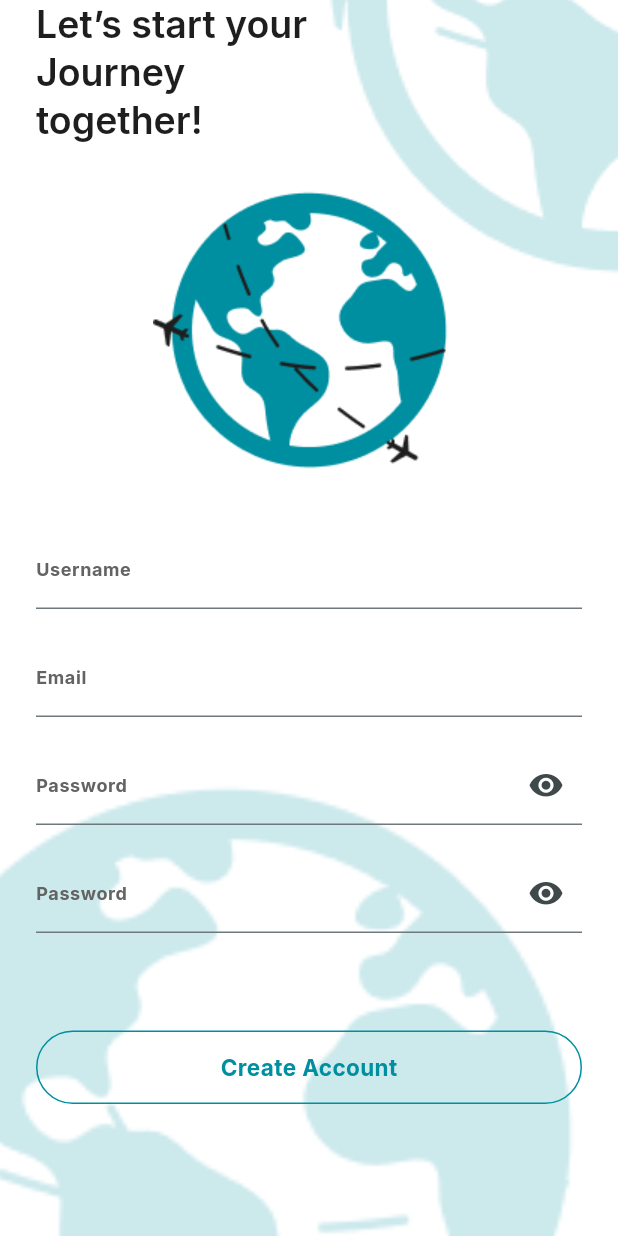
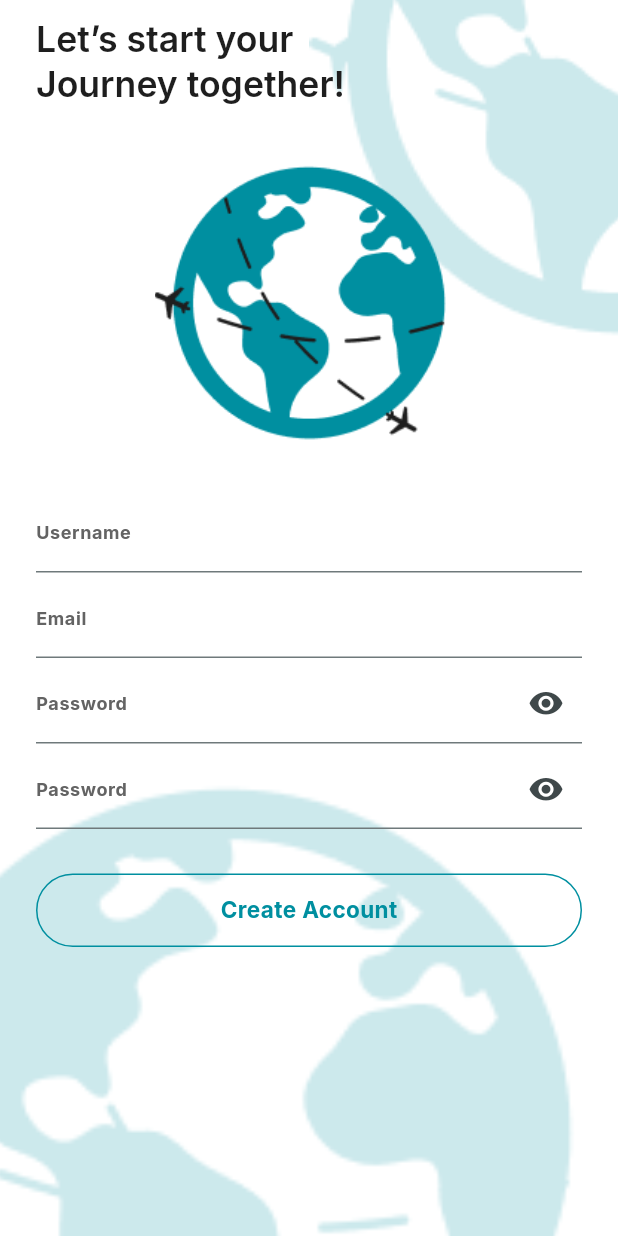
Before and after one commit to vucongtuananh/travelling_app, a Flutter app: the screen it shows after launch, after a tap on "Sign up here", on a phone screen of 412 x 824 dp. Run offline on Flutter 3.47's test engine with Material 3 defaults, Android fonts, the phone set to English and light mode, and no system bars; our stand-ins replace bloc, cloud_firestore, email_validator, equatable, firebase_auth, firebase_core and 3 more; accounts and stored records are empty; project files that could hold a hidden picture were left out.

Commit message:
done responsive ui login and signup in phone 4in, 5in, 7in

```diff
--- a/lib/home/presentation/trip_details.dart
+++ b/lib/home/presentation/trip_details.dart
@@ -28,7 +28,9 @@ class _TripDetailsState extends State<TripDetails> {
 
   @override
   Widget build(BuildContext context) {
-    var h = MediaQuery.of(context).size.height;
+    var size = MediaQuery.of(context).size;
+    var h = size.height;
+    var w = size.width;
     return Scaffold(
       appBar: AppBar(
         title: Text(
@@ -44,13 +46,13 @@ class _TripDetailsState extends State<TripDetails> {
           const SizedBox(
             height: 20,
           ),
-          content(context)
+          content(context, size)
         ]),
       ),
     );
   }
 
-  Padding content(BuildContext context) {
+  Padding content(BuildContext context, Size size) {
     return Padding(
       padding: const EdgeInsets.symmetric(horizontal: 20),
       child: Column(
@@ -70,19 +72,20 @@ class _TripDetailsState extends State<TripDetails> {
           const SizedBox(
             height: 25,
           ),
-          bookAndFavorite(context)
+          bookAndFavorite(context, size)
         ],
       ),
     );
   }
 
-  Row bookAndFavorite(BuildContext context) {
+  Row bookAndFavorite(BuildContext context, Size size) {
     return Row(
+      mainAxisAlignment: MainAxisAlignment.spaceBetween,
       children: [
         ContainerButton(
           title: "Booking Now | \$${widget.trip.price}",
           colorContainer: mainColor,
-          paddingHorizontal: 74,
+          paddingHorizontal: size.width * 0.18,
           paddingVertical: 13,
           titleStyle: whiteTextW6Style,
           borderRadius: 20,
--- a/lib/login/presentation/login.dart
+++ b/lib/login/presentation/login.dart
@@ -16,16 +16,18 @@ class _LoginScreenState extends State<LoginScreen> {
   @override
   Widget build(BuildContext context) {
     return Scaffold(
-        resizeToAvoidBottomInset: false,
+
+        // resizeToAvoidBottomInset: false,
         body: SingleChildScrollView(
       child: Stack(
         children: [
           const BackgroundLogin(),
           Positioned(
-                  top: MediaQuery.of(context).padding.top,
+              top: MediaQuery.of(context).padding.top + MediaQuery.of(context).size.height * 0.015,
               //this widget help me to padding the text a space that equal the heigh of status bar of phone
               left: 24,
               right: 24,
+              bottom: 0,
               child: BlocProvider(
                   create: (context) => LoginBLoc(
                         auth: Auth(),
--- a/lib/login/presentation/widgets/background_login.dart
+++ b/lib/login/presentation/widgets/background_login.dart
@@ -9,6 +9,7 @@ class BackgroundLogin extends StatelessWidget {
   Widget build(BuildContext context) {
     var size = MediaQuery.of(context).size;
     var heigh = size.height;
+
     var width = size.width;
     return Stack(children: [
       Container(
--- a/lib/login/presentation/widgets/content_box_login.dart
+++ b/lib/login/presentation/widgets/content_box_login.dart
@@ -29,51 +29,60 @@ class _ContentBoxLoginState extends State<ContentBoxLogin> {
   @override
   Widget build(BuildContext context) {
     var size = MediaQuery.of(context).size;
-
+    print(size.height);
     return Column(
       crossAxisAlignment: CrossAxisAlignment.start,
       children: [
-        header(context),
-        const SizedBox(
-          height: 17,
+        header(size, context),
+        SizedBox(
+          height: size.height * 0.02,
         ),
         Center(
           child: Container(
             padding: const EdgeInsets.symmetric(horizontal: 32),
             width: size.width,
-            height: size.height * 0.75,
+            height: size.height * 0.7,
             decoration: const BoxDecoration(color: Color.fromRGBO(255, 255, 255, 1), borderRadius: BorderRadius.all(Radius.circular(20))),
             child: Column(
               children: [
-                const SizedBox(
-                  height: 49,
+                SizedBox(
+                  height: size.height * 0.02,
                 ),
-                Image.asset("$imagePathLdpi/icon_earth.png"),
-                const SizedBox(
-                  height: 30,
+                SizedBox(width: size.width * 0.5, height: size.height * 0.25, child: Image.asset("$imagePathLdpi/icon_earth.png")),
+                SizedBox(
+                  height: size.height * 0.02,
                 ),
-                formLogin(context),
-                const SizedBox(
-                  height: 20,
+                formLogin(size, context),
+                SizedBox(
+                  height: size.height * 0.01,
                 ),
                 handleInput(context),
-                const SizedBox(
-                  height: 30,
+                SizedBox(
+                  height: size.height * 0.05,
                 ),
-                signInBtn(context),
+                signInBtn(size, context),
               ],
             ),
           ),
         ),
-        const SizedBox(
-          height: 40,
+        SizedBox(
+          height: size.height * 0.05,
         ),
         signInByOtherWay(),
-        const SizedBox(
-          height: 24,
+        SizedBox(
+          height: size.height * 0.03,
         ),
         signUp(context)
       ],
+    );
+  }
+
+  SizedBox header(Size size, BuildContext context) {
+    return SizedBox(
+      width: size.width / 2 - 48,
+      child: FittedBox(
+          child: Text("Welcome Back!",
+              style: Theme.of(context).textTheme.bodyLarge!.copyWith(fontWeight: FontWeight.w700, fontSize: 25, color: Theme.of(context).colorScheme.onPrimary))),
     );
   }
 
@@ -106,10 +115,7 @@ class _ContentBoxLoginState extends State<ContentBoxLogin> {
     );
   }
 
-  Text header(BuildContext context) =>
-      Text("Welcome Back!", style: Theme.of(context).textTheme.bodyLarge!.copyWith(fontWeight: FontWeight.w700, fontSize: 25, color: Theme.of(context).colorScheme.onPrimary));
-
-  formLogin(BuildContext context) => Form(
+  formLogin(Size size, BuildContext context) => Form(
           child: Column(
         crossAxisAlignment: CrossAxisAlignment.start,
         children: [
@@ -117,6 +123,7 @@ class _ContentBoxLoginState extends State<ContentBoxLogin> {
             padding: const EdgeInsets.symmetric(horizontal: 18),
             width: double.infinity,
             decoration: const BoxDecoration(color: mainColor, borderRadius: BorderRadius.all(Radius.circular(30))),
+            alignment: Alignment.center,
             child: Row(
               crossAxisAlignment: CrossAxisAlignment.center,
               children: [
@@ -129,12 +136,13 @@ class _ContentBoxLoginState extends State<ContentBoxLogin> {
                 ),
                 Expanded(
                   child: TextFormField(
+                    textAlignVertical: TextAlignVertical.center,
                     controller: _emailController,
                     onChanged: (value) {
                       context.read<LoginBLoc>().add(LoginTextChangeEmailEvent(email: _emailController.text));
                     },
                     cursorColor: const Color(0xffFFFFFF),
-                    style: Theme.of(context).textTheme.bodyMedium!.copyWith(color: Theme.of(context).colorScheme.onPrimary),
+                    style: Theme.of(context).textTheme.bodyMedium!.copyWith(fontSize: 15, color: Theme.of(context).colorScheme.onPrimary),
                     decoration: InputDecoration(
                       // contentPadding: const EdgeInsets.only(bottom: 4),
                       fillColor: Theme.of(context).colorScheme.onPrimaryContainer,
@@ -162,16 +170,14 @@ class _ContentBoxLoginState extends State<ContentBoxLogin> {
               if (state is LoginErrorEmailState) {
                 return Text(
                   state.errorEmail,
-                  style: Theme.of(context).textTheme.bodySmall!.copyWith(
-                        color: Colors.red,
-                      ),
+                  style: Theme.of(context).textTheme.bodySmall!.copyWith(color: Colors.red, fontSize: 10),
                 );
               }
               return const SizedBox();
             },
           ),
-          const SizedBox(
-            height: 20,
+          SizedBox(
+            height: size.height * 0.02,
           ),
           Container(
             padding: const EdgeInsets.symmetric(horizontal: 18),
@@ -225,9 +231,7 @@ class _ContentBoxLoginState extends State<ContentBoxLogin> {
               if (state is LoginErrorPassState) {
                 return Text(
                   state.errorPass,
-                  style: Theme.of(context).textTheme.bodySmall!.copyWith(
-                        color: Colors.red,
-                      ),
+                  style: Theme.of(context).textTheme.bodySmall!.copyWith(color: Colors.red, fontSize: 10),
                 );
               } else {
                 return const SizedBox();
@@ -295,7 +299,7 @@ class _ContentBoxLoginState extends State<ContentBoxLogin> {
           )
         ],
       );
-  signInBtn(BuildContext context) => BlocBuilder<LoginBLoc, LoginState>(
+  signInBtn(Size size, BuildContext context) => BlocBuilder<LoginBLoc, LoginState>(
         builder: (context, state) {
           bool isValid = context.read<LoginBLoc>().isValidEmail && context.read<LoginBLoc>().isValidPass;
           if (state is LoginLoadingState) {
@@ -307,7 +311,7 @@ class _ContentBoxLoginState extends State<ContentBoxLogin> {
                 isValid ? context.read<LoginBLoc>().add(LoginSubmitEvent(context, email: _emailController.text, password: _passController.text)) : null;
               },
               child: Container(
-                padding: const EdgeInsets.symmetric(vertical: 13),
+                padding: EdgeInsets.symmetric(vertical: size.height * 0.02),
                 width: double.infinity,
                 decoration: BoxDecoration(
                   border: Border.all(color: isValid ? whiteColor : mainColor),
--- a/lib/main.dart
+++ b/lib/main.dart
@@ -7,6 +7,7 @@ import 'package:travelling_app/firebase_options.dart';
 import 'package:travelling_app/home/data/fire_store/fire_store.dart';
 import 'package:travelling_app/home/logic/home_bloc/home_bloc.dart';
 import 'package:travelling_app/login/presentation/login.dart';
+import 'package:travelling_app/signup/presentation/signup.dart';
 import 'package:travelling_app/tab/presentation/tabs.dart';
 
 Future<void> main() async {
--- a/lib/signup/presentation/widgets/background_signup.dart
+++ b/lib/signup/presentation/widgets/background_signup.dart
@@ -13,7 +13,7 @@ class BackgroundSingUp extends StatelessWidget {
     return Stack(children: [
       Container(
         width: width,
-        height: heigh,
+        height: heigh * 1.05,
         color: whiteColor,
       ),
       Positioned(
--- a/lib/signup/presentation/widgets/content_box_singup.dart
+++ b/lib/signup/presentation/widgets/content_box_singup.dart
@@ -34,41 +34,34 @@ class _ContentBoxSignUpState extends State<ContentBoxSignUp> {
   Widget build(BuildContext context) {
     var size = MediaQuery.of(context).size;
 
-    return SingleChildScrollView(
-      child: Column(
+    return Column(
       mainAxisSize: MainAxisSize.min,
       crossAxisAlignment: CrossAxisAlignment.start,
       children: [
         SizedBox(
           width: size.width * 0.5,
+          height: size.height * 0.1,
+          child: FittedBox(
             child: Text(
-              "Let’s start your Journey together!",
+              "Let’s start your\nJourney together!",
               style: Theme.of(context).textTheme.titleLarge!.copyWith(color: blackColor, fontSize: 25, fontWeight: FontWeight.w600),
             ),
           ),
-          const SizedBox(
-            height: 20,
         ),
-
-          Center(child: SizedBox(child: Image.asset("$imagePathLdpi/icon_earth.png"))),
-          const SizedBox(
-            height: 30,
+        SizedBox(
+          height: size.height * 0.02,
         ),
-          formSignUp(context),
-          // const SizedBox(
-          //   height: 20,
-          // ),
-          // signInBtn(context),
-          const SizedBox(
-            height: 30,
+        Center(child: SizedBox(width: size.width * 0.5, height: size.height * 0.25, child: Image.asset("$imagePathLdpi/icon_earth.png"))),
+        SizedBox(
+          height: size.height * 0.03,
         ),
-          const SizedBox(
-            height: 30,
+        formSignUp(context, size),
+        SizedBox(
+          height: size.height * 0.03,
         ),
         signUpBtn(context),
         SizedBox(height: MediaQuery.of(context).viewInsets.bottom),
       ],
-      ),
     );
   }
 
@@ -102,7 +95,7 @@ class _ContentBoxSignUpState extends State<ContentBoxSignUp> {
     );
   }
 
-  formSignUp(BuildContext context) {
+  formSignUp(BuildContext context, Size size) {
     return Form(
       child: Column(
         crossAxisAlignment: CrossAxisAlignment.start,
@@ -124,7 +117,7 @@ class _ContentBoxSignUpState extends State<ContentBoxSignUp> {
               return const SizedBox();
             },
           ),
-          const SizedBox(height: 15),
+          // SizedBox(height: size.height * 0.017),
           emailInput(context),
           const SizedBox(
             height: 5,
@@ -142,9 +135,7 @@ class _ContentBoxSignUpState extends State<ContentBoxSignUp> {
               return const SizedBox();
             },
           ),
-          const SizedBox(
-            height: 15,
-          ),
+          // SizedBox(height: size.height * 0.017),
           passInput(context),
           const SizedBox(
             height: 5,
@@ -162,9 +153,7 @@ class _ContentBoxSignUpState extends State<ContentBoxSignUp> {
               return const SizedBox();
             },
           ),
-          const SizedBox(
-            height: 15,
-          ),
+          // SizedBox(height: size.height * 0.017),
           rePassInput(context),
           const SizedBox(
             height: 5,
```
Lines whose indentation alone changed are shown as unchanged.
